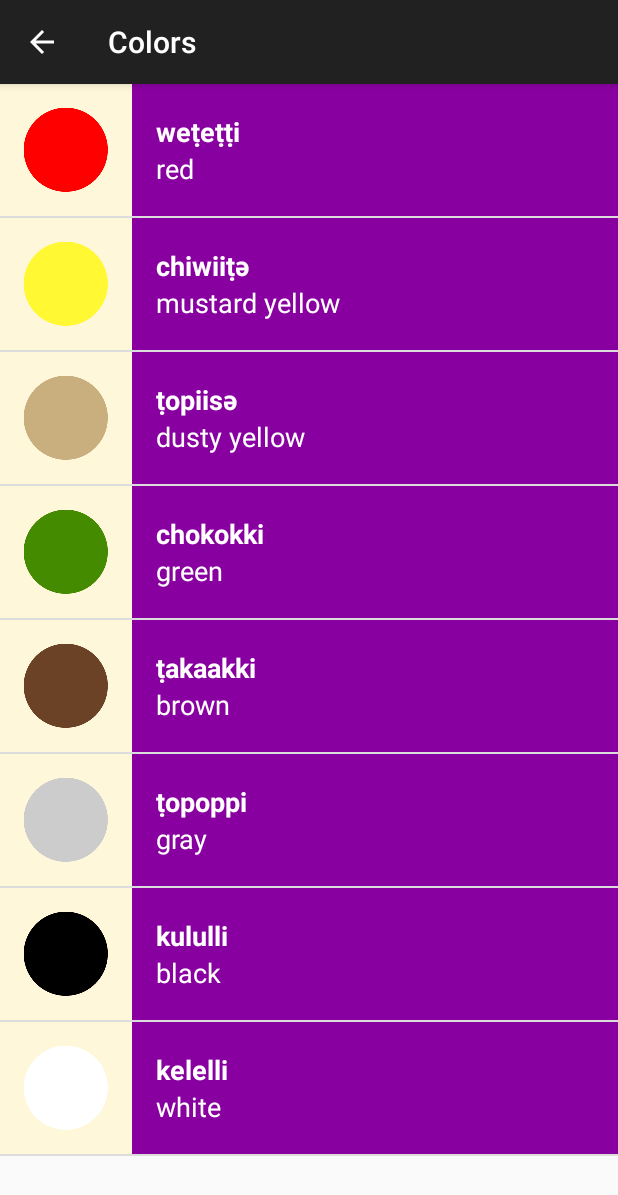
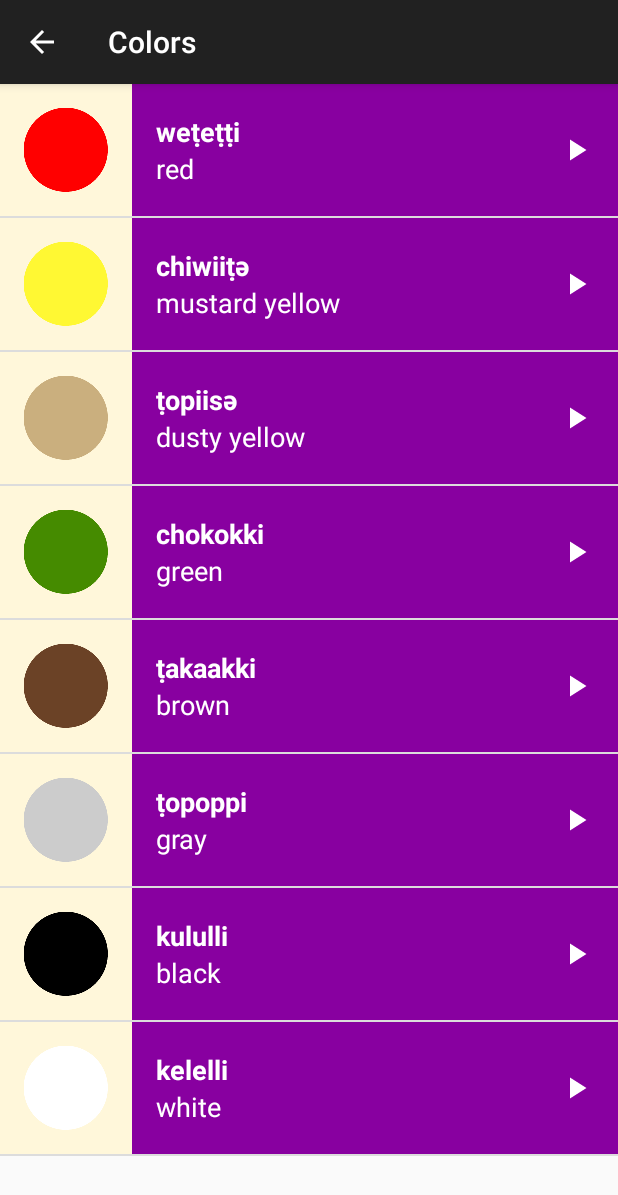
Before and after one commit to tsitokely/Miwok, an Android app: the ColorsActivity screen opened directly, with no data from a screen before it, on a phone screen of 412 x 824 dp. Shown: the top 1195 px of the screen. Run offline under Robolectric (Android 15) with nearby library versions, the phone set to English and light mode, and no system bars.

Commit message:
Adding play icon

```diff
--- a/app/src/main/res/layout/list_item.xml
+++ b/app/src/main/res/layout/list_item.xml
@@ -1,42 +1,56 @@
 <?xml version="1.0" encoding="utf-8"?>
-<LinearLayout xmlns:android="http://schemas.android.com/apk/res/android"
-    xmlns:tools ="http://schemas.android.com/tools"
+<RelativeLayout xmlns:android="http://schemas.android.com/apk/res/android"
+    xmlns:tools="http://schemas.android.com/tools"
     android:layout_width="match_parent"
     android:layout_height="@dimen/list_item_height"
-    android:orientation="horizontal">
+    android:minHeight="@dimen/list_item_height">
 
     <ImageView
         android:id="@+id/image"
         style="@style/ImageStyle"
         android:layout_width="@dimen/list_item_height"
         android:layout_height="@dimen/list_item_height"
-        android:background="@color/icon_back"/>
+        android:background="@color/icon_back" />
 
-    <LinearLayout
+    <RelativeLayout
+        android:id="@+id/text_container"
         android:layout_width="match_parent"
-    android:layout_height="match_parent"
-    android:orientation="vertical"
-        android:paddingLeft="16dp"
-        android:id="@+id/text_container">
-    <TextView xmlns:android="http://schemas.android.com/apk/res/android"
+        android:layout_height="@dimen/list_item_height"
+        android:layout_alignParentTop="true"
+        android:layout_alignParentRight="true"
+        android:layout_alignParentBottom="true"
+        android:layout_toRightOf="@id/image"
+        android:paddingLeft="16dp">
+
+        <TextView
             android:id="@+id/miwok_text_view"
-        android:layout_width="wrap_content"
-        android:layout_height="0dp"
+            android:layout_width="match_parent"
+            android:layout_height="44dp"
             android:layout_weight="1"
             android:gravity="bottom"
-        android:textSize="18sp"
+            android:textAppearance="?android:textAppearanceMedium"
+            android:textColor="@color/word_font"
             android:textStyle="bold"
-        android:textColor="@color/word_font"
-        tools:text="lutti"/>
+            tools:text="lutti" />
 
-    <TextView xmlns:android="http://schemas.android.com/apk/res/android"
+        <TextView
             android:id="@+id/default_text_view"
-        android:layout_width="wrap_content"
-        android:layout_height="0dp"
+            android:layout_width="match_parent"
+            android:layout_height="44dp"
+            android:layout_below="@id/miwok_text_view"
             android:layout_weight="1"
             android:gravity="top"
-        android:textSize="18sp"
+            android:textAppearance="?android:textAppearanceMedium"
             android:textColor="@color/word_font"
-        tools:text="one"/>
-</LinearLayout>
-    </LinearLayout>
+            tools:text="one" />
+
+        <ImageView
+            android:layout_width="@dimen/icon"
+            android:layout_height="@dimen/icon"
+            android:layout_alignParentRight="true"
+            android:layout_centerVertical="true"
+            android:layout_marginRight="16dp"
+            android:src="@drawable/baseline_play_arrow_white_24" />
+    </RelativeLayout>
+
+</RelativeLayout>
--- a/app/src/main/res/values/dimens.xml
+++ b/app/src/main/res/values/dimens.xml
@@ -18,4 +18,5 @@
     <!-- Default screen margins, per the Android Design guidelines. -->
     <dimen name="activity_horizontal_margin">16dp</dimen>
     <dimen name="activity_vertical_margin">16dp</dimen>
+    <dimen name="icon">24dp</dimen>
 </resources>
```
Also changed, not shown: app/src/main/res/drawable-hdpi/baseline_play_arrow_white_24.png (added), app/src/main/res/drawable-mdpi/baseline_play_arrow_white_24.png (added), app/src/main/res/drawable-xhdpi/baseline_play_arrow_white_24.png (added), app/src/main/res/drawable-xxhdpi/baseline_play_arrow_white_24.png (added), app/src/main/res/drawable-xxxhdpi/baseline_play_arrow_white_24.png (added). Lines whose indentation alone changed are shown as unchanged.
